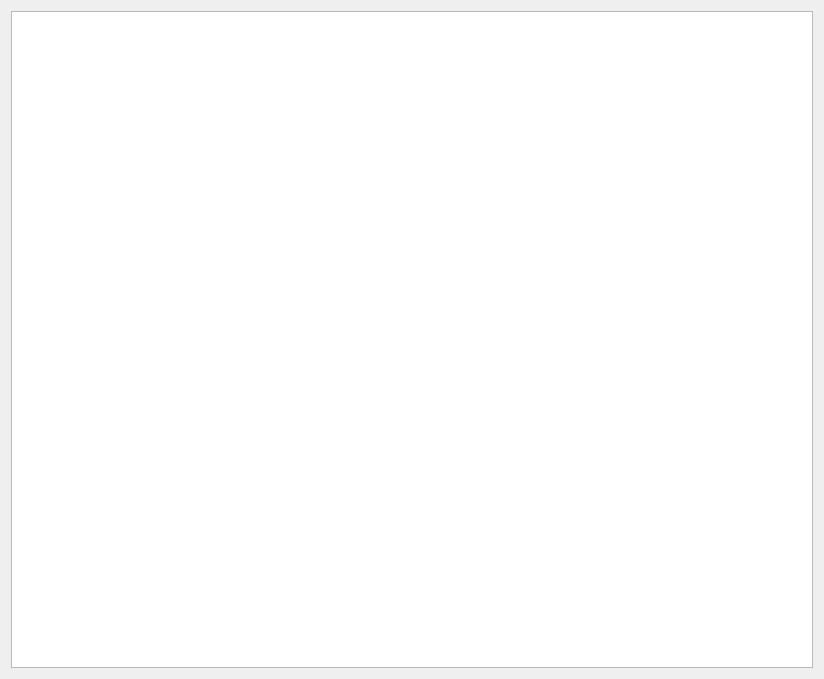
LaoZhuJackson/SnowbreakAutoAssistant, file app/ui/help_interface.ui: the form before one commit.
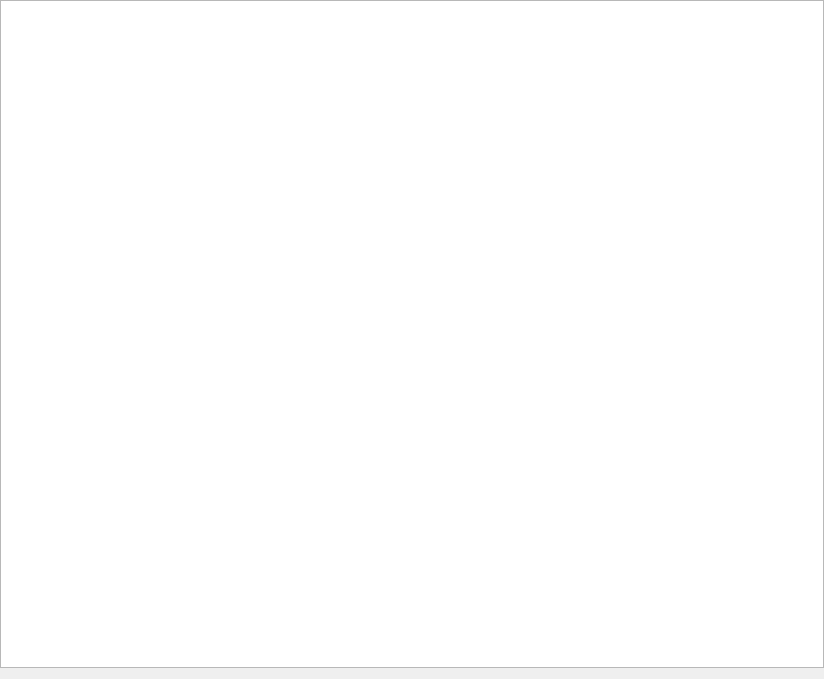
The form after the commit. Custom widgets are drawn as their Qt base class.

```diff
--- a/app/ui/help_interface.ui
+++ b/app/ui/help_interface.ui
@@ -14,6 +14,15 @@
    <string>Frame</string>
   </property>
   <layout class="QGridLayout" name="gridLayout">
+      <property name="leftMargin">
+          <number>0</number>
+      </property>
+      <property name="topMargin">
+          <number>0</number>
+      </property>
+      <property name="rightMargin">
+          <number>0</number>
+      </property>
    <item row="0" column="0">
     <widget class="TextEdit" name="TextEdit_markdown">
      <property name="enabled">
```
